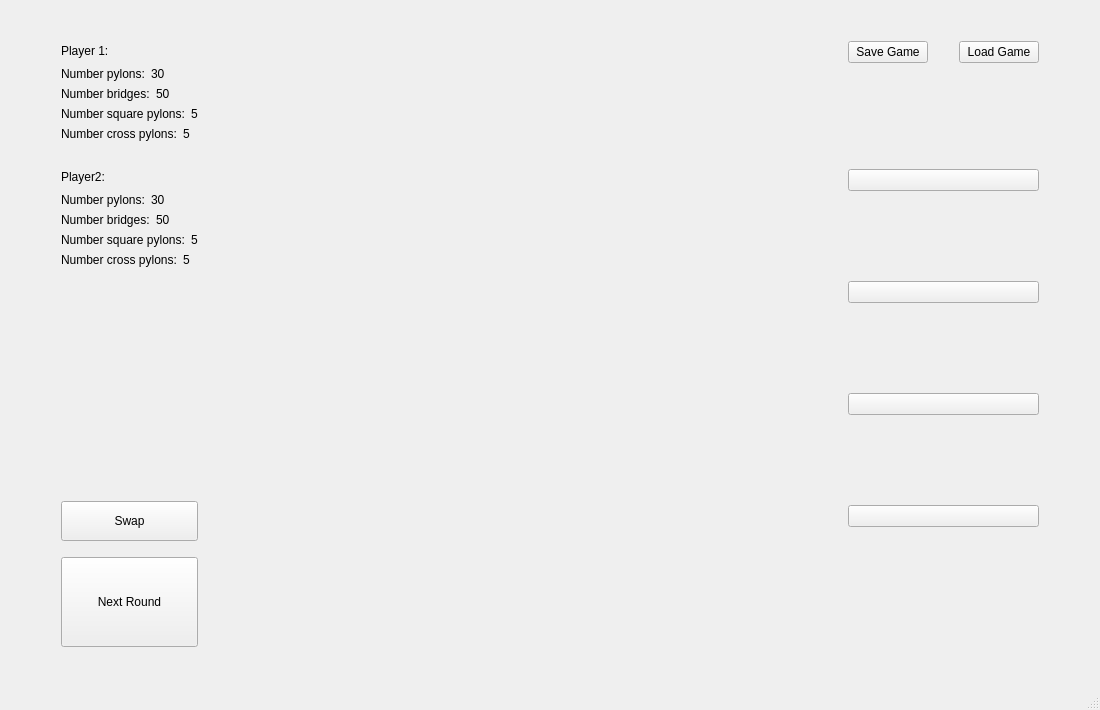
This is GUI/GameWindow.ui in Offuru/Left-4-Code as Qt 5 draws it before an edit. The edited form follows.
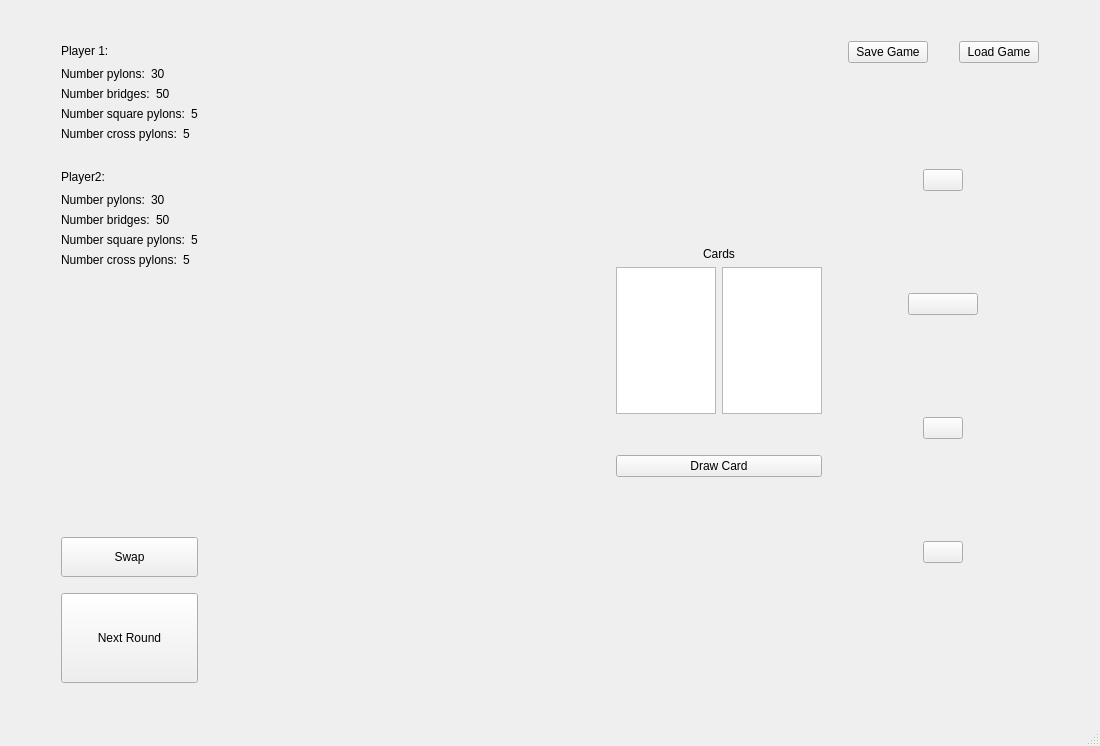
This is the edited form. Icons and pictures are not drawn.

Commit message: Added card game mode in game window Added CardQListWidgetItem class

```diff
--- a/GUI/GameWindow.ui
+++ b/GUI/GameWindow.ui
@@ -7,7 +7,7 @@
     <x>0</x>
     <y>0</y>
     <width>1100</width>
-    <height>710</height>
+    <height>746</height>
    </rect>
   </property>
   <property name="windowTitle">
@@ -351,117 +351,149 @@
      </spacer>
     </item>
     <item>
-     <layout class="QGridLayout" name="gridLayout_16">
+     <layout class="QGridLayout" name="gridLayout_2">
       <property name="topMargin">
-       <number>30</number>
+       <number>200</number>
       </property>
       <property name="rightMargin">
-       <number>50</number>
+       <number>20</number>
       </property>
       <property name="bottomMargin">
-       <number>150</number>
+       <number>200</number>
       </property>
-      <item row="2" column="0">
-       <widget class="QPushButton" name="squareConfig1Button">
-        <property name="enabled">
-         <bool>true</bool>
-        </property>
-        <property name="text">
-         <string/>
-        </property>
-        <property name="icon">
-         <iconset>
-          <normaloff>Static files/Images/SquarePylonConfig1.png</normaloff>Static files/Images/SquarePylonConfig1.png</iconset>
-        </property>
-        <property name="iconSize">
-         <size>
-          <width>60</width>
-          <height>60</height>
-         </size>
-        </property>
-        <property name="autoDefault">
-         <bool>false</bool>
-        </property>
-       </widget>
-      </item>
       <item row="4" column="0">
-       <widget class="QPushButton" name="squareConfig2Button">
-        <property name="text">
-         <string/>
-        </property>
-        <property name="icon">
-         <iconset>
-          <normaloff>Static files/Images/SquarePylonConfig2.png</normaloff>Static files/Images/SquarePylonConfig2.png</iconset>
-        </property>
-        <property name="iconSize">
-         <size>
-          <width>60</width>
-          <height>60</height>
-         </size>
-        </property>
-       </widget>
-      </item>
-      <item row="6" column="0">
-       <widget class="QPushButton" name="crossConfig1Button">
-        <property name="text">
-         <string/>
-        </property>
-        <property name="icon">
-         <iconset>
-          <normaloff>Static files/Images/CrossPylonConfig1.png</normaloff>Static files/Images/CrossPylonConfig1.png</iconset>
-        </property>
-        <property name="iconSize">
-         <size>
-          <width>60</width>
-          <height>60</height>
-         </size>
-        </property>
-       </widget>
-      </item>
-      <item row="7" column="0">
-       <spacer name="verticalSpacer_6">
+       <spacer name="verticalSpacer_8">
         <property name="orientation">
          <enum>Qt::Vertical</enum>
         </property>
+        <property name="sizeType">
+         <enum>QSizePolicy::Fixed</enum>
+        </property>
         <property name="sizeHint" stdset="0">
          <size>
           <width>20</width>
-          <height>40</height>
+          <height>35</height>
          </size>
         </property>
        </spacer>
       </item>
+      <item row="1" column="0" alignment="Qt::AlignHCenter">
+       <widget class="QLabel" name="cardsLabel">
+        <property name="text">
+         <string>Cards</string>
+        </property>
+        <property name="margin">
+         <number>10</number>
+        </property>
+       </widget>
+      </item>
+      <item row="3" column="0">
+       <layout class="QGridLayout" name="gridLayout_3">
+        <item row="1" column="1">
+         <widget class="QListWidget" name="cardsPlayer1ListWidget">
+          <property name="sizePolicy">
+           <sizepolicy hsizetype="Minimum" vsizetype="Maximum">
+            <horstretch>0</horstretch>
+            <verstretch>0</verstretch>
+           </sizepolicy>
+          </property>
+          <property name="minimumSize">
+           <size>
+            <width>100</width>
+            <height>0</height>
+           </size>
+          </property>
+          <property name="maximumSize">
+           <size>
+            <width>200</width>
+            <height>150</height>
+           </size>
+          </property>
+         </widget>
+        </item>
+        <item row="1" column="0">
+         <widget class="QListWidget" name="cardsPlayer2ListWidget">
+          <property name="sizePolicy">
+           <sizepolicy hsizetype="Minimum" vsizetype="Maximum">
+            <horstretch>0</horstretch>
+            <verstretch>0</verstretch>
+           </sizepolicy>
+          </property>
+          <property name="minimumSize">
+           <size>
+            <width>100</width>
+            <height>0</height>
+           </size>
+          </property>
+          <property name="maximumSize">
+           <size>
+            <width>200</width>
+            <height>150</height>
+           </size>
+          </property>
+         </widget>
+        </item>
+       </layout>
+      </item>
       <item row="5" column="0">
-       <spacer name="verticalSpacer_5">
-        <property name="orientation">
-         <enum>Qt::Vertical</enum>
+       <widget class="QPushButton" name="drawCardButton">
+        <property name="sizePolicy">
+         <sizepolicy hsizetype="Maximum" vsizetype="Fixed">
+          <horstretch>0</horstretch>
+          <verstretch>0</verstretch>
+         </sizepolicy>
         </property>
-        <property name="sizeHint" stdset="0">
+        <property name="maximumSize">
          <size>
-          <width>20</width>
-          <height>40</height>
+          <width>250</width>
+          <height>16777215</height>
          </size>
         </property>
-       </spacer>
-      </item>
-      <item row="8" column="0">
-       <widget class="QPushButton" name="crossConfig2Button">
         <property name="text">
-         <string/>
-        </property>
-        <property name="icon">
-         <iconset>
-          <normaloff>Static files/Images/CrossPylonConfig2.png</normaloff>Static files/Images/CrossPylonConfig2.png</iconset>
-        </property>
-        <property name="iconSize">
-         <size>
-          <width>60</width>
-          <height>60</height>
-         </size>
+         <string>Draw Card</string>
         </property>
        </widget>
       </item>
+      <item row="6" column="0">
+       <spacer name="verticalSpacer_9">
+        <property name="orientation">
+         <enum>Qt::Vertical</enum>
+        </property>
+        <property name="sizeHint" stdset="0">
+         <size>
+          <width>20</width>
+          <height>40</height>
+         </size>
+        </property>
+       </spacer>
+      </item>
       <item row="0" column="0">
+       <spacer name="verticalSpacer_10">
+        <property name="orientation">
+         <enum>Qt::Vertical</enum>
+        </property>
+        <property name="sizeHint" stdset="0">
+         <size>
+          <width>20</width>
+          <height>40</height>
+         </size>
+        </property>
+       </spacer>
+      </item>
+     </layout>
+    </item>
+    <item>
+     <layout class="QGridLayout" name="gridLayout_16">
+      <property name="topMargin">
+       <number>30</number>
+      </property>
+      <property name="rightMargin">
+       <number>50</number>
+      </property>
+      <property name="bottomMargin">
+       <number>150</number>
+      </property>
+      <item row="0" column="1">
        <layout class="QGridLayout" name="gridLayout">
         <item row="0" column="0">
          <widget class="QPushButton" name="saveGameButton">
@@ -495,7 +527,7 @@
         </item>
        </layout>
       </item>
-      <item row="3" column="0">
+      <item row="3" column="1">
        <spacer name="verticalSpacer_4">
         <property name="orientation">
          <enum>Qt::Vertical</enum>
@@ -508,7 +540,36 @@
         </property>
        </spacer>
       </item>
-      <item row="1" column="0">
+      <item row="4" column="1" alignment="Qt::AlignHCenter|Qt::AlignVCenter">
+       <widget class="QPushButton" name="squareConfig2Button">
+        <property name="minimumSize">
+         <size>
+          <width>70</width>
+          <height>0</height>
+         </size>
+        </property>
+        <property name="maximumSize">
+         <size>
+          <width>70</width>
+          <height>16777215</height>
+         </size>
+        </property>
+        <property name="text">
+         <string/>
+        </property>
+        <property name="icon">
+         <iconset>
+          <normaloff>Static files/Images/SquarePylonConfig2.png</normaloff>Static files/Images/SquarePylonConfig2.png</iconset>
+        </property>
+        <property name="iconSize">
+         <size>
+          <width>60</width>
+          <height>60</height>
+         </size>
+        </property>
+       </widget>
+      </item>
+      <item row="1" column="1">
        <spacer name="verticalSpacer_7">
         <property name="orientation">
          <enum>Qt::Vertical</enum>
@@ -524,6 +585,116 @@
         </property>
        </spacer>
       </item>
+      <item row="5" column="1">
+       <spacer name="verticalSpacer_5">
+        <property name="orientation">
+         <enum>Qt::Vertical</enum>
+        </property>
+        <property name="sizeHint" stdset="0">
+         <size>
+          <width>20</width>
+          <height>40</height>
+         </size>
+        </property>
+       </spacer>
+      </item>
+      <item row="9" column="1" alignment="Qt::AlignHCenter|Qt::AlignVCenter">
+       <widget class="QPushButton" name="crossConfig2Button">
+        <property name="maximumSize">
+         <size>
+          <width>70</width>
+          <height>16777215</height>
+         </size>
+        </property>
+        <property name="text">
+         <string/>
+        </property>
+        <property name="icon">
+         <iconset>
+          <normaloff>Static files/Images/CrossPylonConfig2.png</normaloff>Static files/Images/CrossPylonConfig2.png</iconset>
+        </property>
+        <property name="iconSize">
+         <size>
+          <width>60</width>
+          <height>60</height>
+         </size>
+        </property>
+       </widget>
+      </item>
+      <item row="2" column="1" alignment="Qt::AlignHCenter">
+       <widget class="QPushButton" name="squareConfig1Button">
+        <property name="enabled">
+         <bool>true</bool>
+        </property>
+        <property name="minimumSize">
+         <size>
+          <width>0</width>
+          <height>0</height>
+         </size>
+        </property>
+        <property name="maximumSize">
+         <size>
+          <width>70</width>
+          <height>16777215</height>
+         </size>
+        </property>
+        <property name="layoutDirection">
+         <enum>Qt::LeftToRight</enum>
+        </property>
+        <property name="text">
+         <string/>
+        </property>
+        <property name="icon">
+         <iconset>
+          <normaloff>Static files/Images/SquarePylonConfig1.png</normaloff>Static files/Images/SquarePylonConfig1.png</iconset>
+        </property>
+        <property name="iconSize">
+         <size>
+          <width>60</width>
+          <height>60</height>
+         </size>
+        </property>
+        <property name="autoDefault">
+         <bool>false</bool>
+        </property>
+       </widget>
+      </item>
+      <item row="8" column="1">
+       <spacer name="verticalSpacer_6">
+        <property name="orientation">
+         <enum>Qt::Vertical</enum>
+        </property>
+        <property name="sizeHint" stdset="0">
+         <size>
+          <width>20</width>
+          <height>40</height>
+         </size>
+        </property>
+       </spacer>
+      </item>
+      <item row="7" column="1" alignment="Qt::AlignHCenter">
+       <widget class="QPushButton" name="crossConfig1Button">
+        <property name="maximumSize">
+         <size>
+          <width>70</width>
+          <height>16777215</height>
+         </size>
+        </property>
+        <property name="text">
+         <string/>
+        </property>
+        <property name="icon">
+         <iconset>
+          <normaloff>Static files/Images/CrossPylonConfig1.png</normaloff>Static files/Images/CrossPylonConfig1.png</iconset>
+        </property>
+        <property name="iconSize">
+         <size>
+          <width>60</width>
+          <height>60</height>
+         </size>
+        </property>
+       </widget>
+      </item>
      </layout>
     </item>
    </layout>
```
The commit also changes 9 other files.
